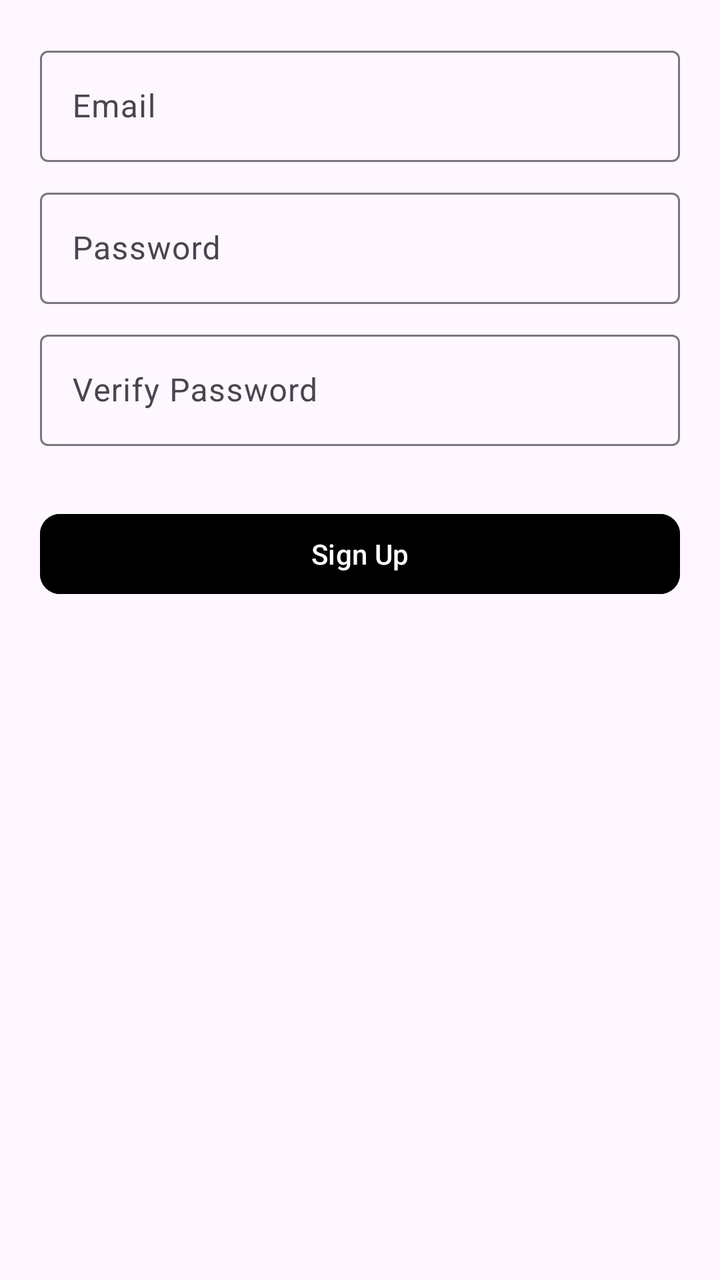
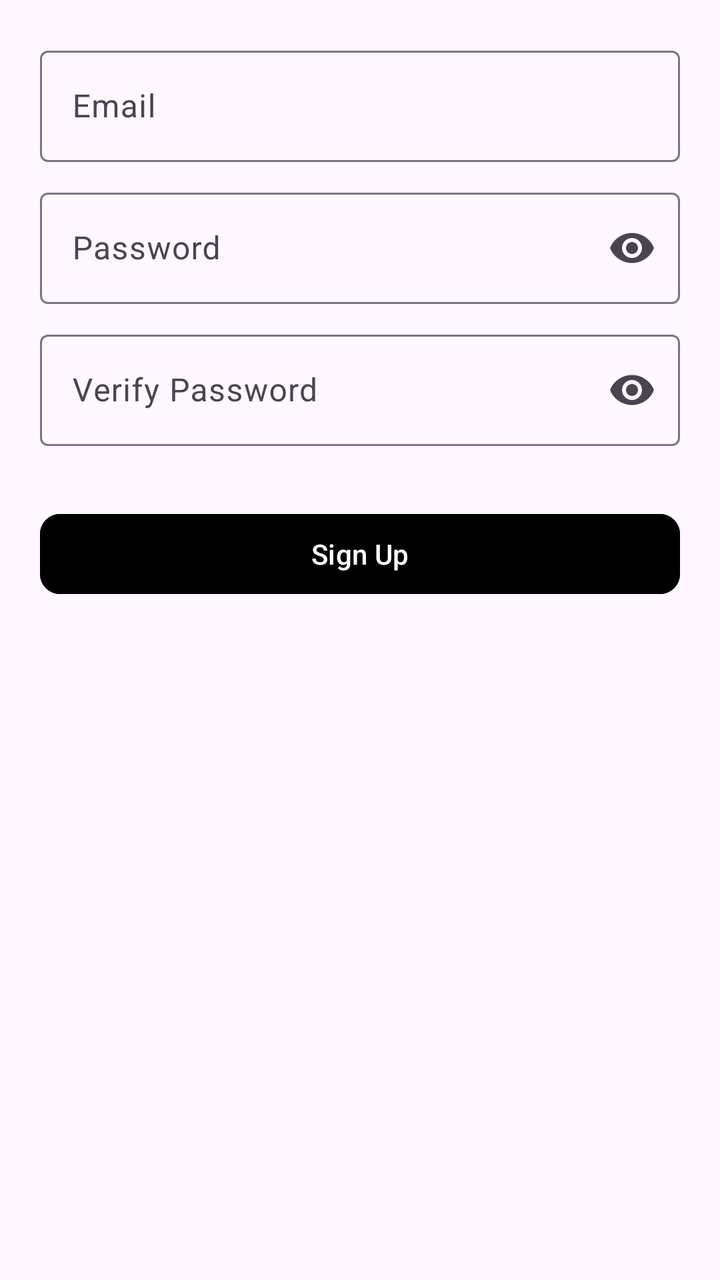

An Android layout rendered at two revisions. The XML below is the earlier revision; the diff shows what the commit changed to produce the second picture.
<!-- AndroidManifest.xml: application theme Theme.FastMart -->
<!-- res/layout/fragment_signup.xml -->
<?xml version="1.0" encoding="utf-8"?>
<LinearLayout xmlns:android="http://schemas.android.com/apk/res/android"
    xmlns:tools="http://schemas.android.com/tools"
    android:layout_width="match_parent"
    android:layout_height="match_parent"
    xmlns:app="http://schemas.android.com/apk/res-auto"
    android:orientation="vertical"
    android:padding="20dp"
    tools:context=".login">

    <com.google.android.material.textfield.TextInputLayout
        android:layout_width="match_parent"
        android:layout_height="wrap_content"
        android:layout_marginBottom="10dp"
        >
        <com.google.android.material.textfield.TextInputEditText
            android:id="@+id/signUpEmail"
            android:layout_width="match_parent"
            android:layout_height="wrap_content"
            android:hint="@string/email_hint"
            android:inputType="textEmailAddress"
            />
    </com.google.android.material.textfield.TextInputLayout>

    <com.google.android.material.textfield.TextInputLayout
        android:layout_width="match_parent"
        android:layout_height="wrap_content"
        android:layout_marginBottom="10dp"
        >
        <com.google.android.material.textfield.TextInputEditText
            android:id="@+id/signUpPassword"
            android:layout_width="match_parent"
            android:layout_height="wrap_content"
            android:hint="@string/password_hint"
            android:inputType="textPassword"
            />
    </com.google.android.material.textfield.TextInputLayout>

    <com.google.android.material.textfield.TextInputLayout
        android:layout_width="match_parent"
        android:layout_height="wrap_content"
        android:layout_marginBottom="30dp"
        >
        <com.google.android.material.textfield.TextInputEditText
            android:id="@+id/signUpVerifyPassword"
            android:layout_width="match_parent"
            android:layout_height="wrap_content"
            android:hint="@string/verifyPassword_hint"
            android:inputType="textPassword"
            />
    </com.google.android.material.textfield.TextInputLayout>
    <com.google.android.material.button.MaterialButton
        android:id="@+id/signUpButton"
        android:layout_width="match_parent"
        android:layout_height="wrap_content"
        android:text="@string/singnup_button_text"
        android:backgroundTint="?button_bg_color"
        app:cornerRadius="10dp"
        />
</LinearLayout>
<!-- resources referenced by this layout -->
<resources>
  <string name="email_hint">Email</string>
  <string name="password_hint">Password</string>
  <string name="singnup_button_text">Sign Up</string>
  <string name="verifyPassword_hint">Verify Password</string>
  <style name="Theme.FastMart" parent="Base.Theme.FastMart" />
  <style name="Base.Theme.FastMart" parent="Theme.Material3.DayNight.NoActionBar">
          
          
          <item name="android:textColor">@color/black</item>
          <item name="loading_bar_color">@color/black</item>
          <item name="deal_of_day_background_color">@color/skinish</item>
          <item name="item_image_color">@color/skinish</item>
          <item name="button_bg_color">@color/black</item>
      </style>
  <color name="black">#FF000000</color>
  <color name="skinish">#F4ABB9</color>
</resources>

<!-- the commit's change to res/layout/fragment_signup.xml (unified diff, before → after) -->
@@ -2,11 +2,11 @@
 <LinearLayout xmlns:android="http://schemas.android.com/apk/res/android"
     xmlns:tools="http://schemas.android.com/tools"
     android:layout_width="match_parent"
-    android:layout_height="match_parent"
+    android:layout_height="wrap_content"
     xmlns:app="http://schemas.android.com/apk/res-auto"
     android:orientation="vertical"
     android:padding="20dp"
-    tools:context=".login">
+    tools:context=".signup">
 
     <com.google.android.material.textfield.TextInputLayout
         android:layout_width="match_parent"
@@ -26,6 +26,7 @@
         android:layout_width="match_parent"
         android:layout_height="wrap_content"
         android:layout_marginBottom="10dp"
+        app:endIconMode="password_toggle"
         >
         <com.google.android.material.textfield.TextInputEditText
             android:id="@+id/signUpPassword"
@@ -40,6 +41,7 @@
         android:layout_width="match_parent"
         android:layout_height="wrap_content"
         android:layout_marginBottom="30dp"
+        app:endIconMode="password_toggle"
         >
         <com.google.android.material.textfield.TextInputEditText
             android:id="@+id/signUpVerifyPassword"
@@ -53,7 +55,7 @@
         android:id="@+id/signUpButton"
         android:layout_width="match_parent"
         android:layout_height="wrap_content"
-        android:text="@string/singnup_button_text"
+        android:text="@string/signup_button_text"
         android:backgroundTint="?button_bg_color"
         app:cornerRadius="10dp"
         />
<!-- resource entries referenced after the edit -->
@@ -2,7 +2,7 @@
 <resources>
   <string name="email_hint">Email</string>
   <string name="password_hint">Password</string>
-  <string name="singnup_button_text">Sign Up</string>
+  <string name="signup_button_text">Sign Up</string>
   <string name="verifyPassword_hint">Verify Password</string>
   <style name="Theme.FastMart" parent="Base.Theme.FastMart" />
   <style name="Base.Theme.FastMart" parent="Theme.Material3.DayNight.NoActionBar">
